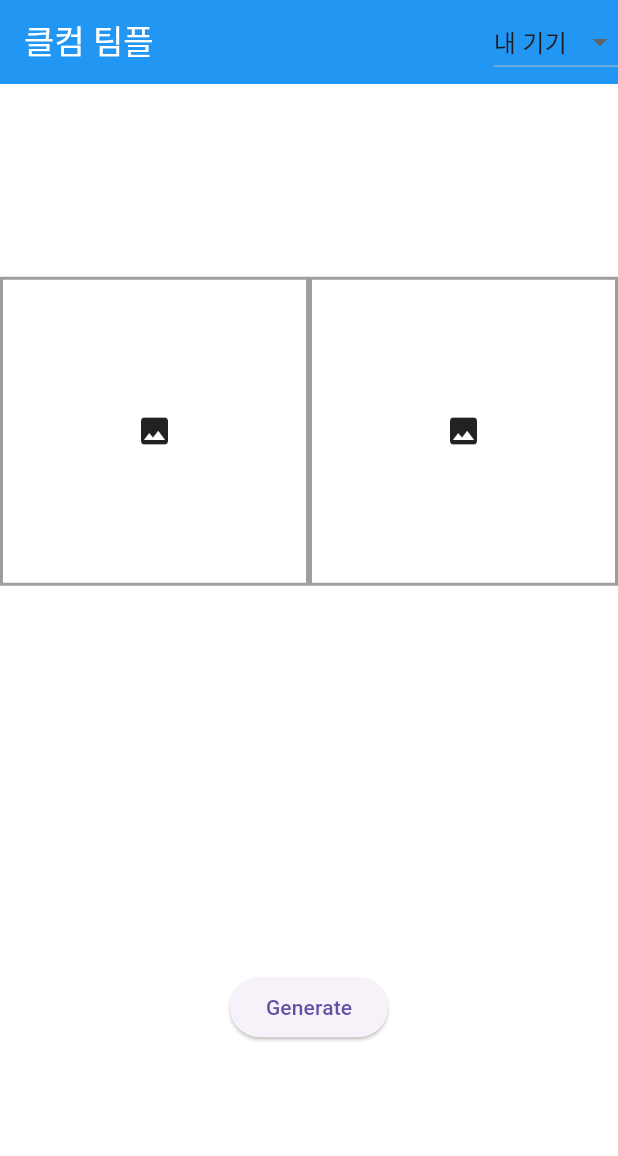
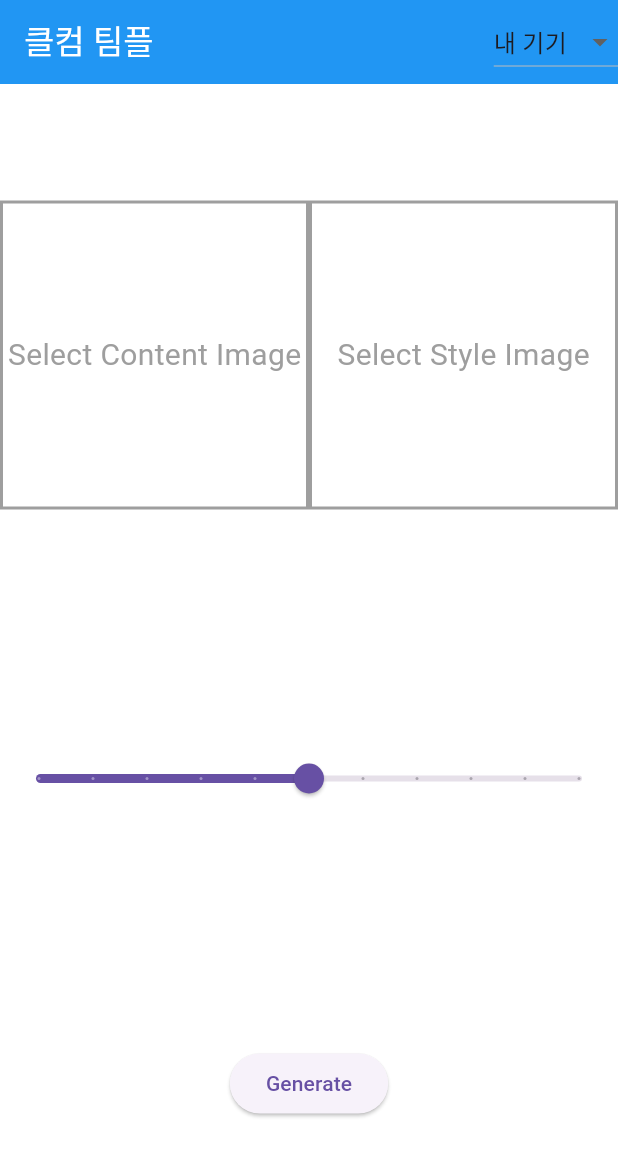
Before and after one commit to 2024-2-JBNU-Cloud-Computing-team9/front, a Flutter app: the screen it shows after launch, after a tap on "Generate", on a phone screen of 412 x 824 dp. Shown: the top 1156 px of the screen. Run offline on Flutter 3.47's test engine with Material 3 defaults, Android fonts, the phone set to English and light mode, and no system bars; our stand-ins replace dio, get, image_picker.

Commit message:
요청 성공

```diff
--- a/lib/pages/genPage.dart
+++ b/lib/pages/genPage.dart
@@ -1,9 +1,12 @@
+import 'dart:convert';
 import 'dart:io';
 
 import 'package:dio/dio.dart';
 import 'package:flutter/material.dart';
 import 'package:get/get.dart' hide FormData, MultipartFile;
+import 'package:http_parser/http_parser.dart';
 import 'package:image_picker/image_picker.dart';
+import 'package:http/http.dart' as http;
 
 class GenPage extends StatefulWidget {
   const GenPage({super.key});
@@ -17,6 +20,7 @@ class _GenPageState extends State<GenPage> {
   XFile? _sourceImage;
   XFile? _styleImage;
   final dio = Dio();
+  double alpha = 0.5;
 
   final _genMenu = ["내 기기","Lambda", "EC2"];
   String? _selectedMenu = '';
@@ -30,7 +34,7 @@ class _GenPageState extends State<GenPage> {
   }
 
   Future<void> _getSourceImage() async {
-    final XFile? image = await _picker.pickImage(source: ImageSource.gallery);
+    final XFile? image = await _picker.pickImage(source: ImageSource.gallery,);
     if(image != null){
       _sourceImage = image;
       setState(() {
@@ -40,7 +44,7 @@ class _GenPageState extends State<GenPage> {
   }
 
   Future<void> _getStyleImage() async {
-    final XFile? image = await _picker.pickImage(source: ImageSource.gallery);
+    final XFile? image = await _picker.pickImage(source: ImageSource.gallery,);
     if(image != null){
       _styleImage = image;
       setState(() {
@@ -49,21 +53,72 @@ class _GenPageState extends State<GenPage> {
     }
   }
 
-  Future<void> _genButtonClick()async{
-    dio.options.baseUrl = "https://xat9ent0p7.execute-api.us-east-1.amazonaws.com/stage";
-    dynamic styleData = _styleImage!.path;
-    dynamic sourceData = _sourceImage!.path;
-    dynamic type = _sourceImage!.runtimeType;
-    print("타입!!:$type");
+  /*Future<void> _genButtonClick() async {
+    dio.options.baseUrl = "http://3.210.19.76:8080";
+
+    if (_styleImage == null || _sourceImage == null) {
+      print('스타일 이미지와 콘텐츠 이미지를 모두 선택해주세요.');
+      return;
+    }
+
+    final styleData = _styleImage!.path;
+    final sourceData = _sourceImage!.path;
+
     final formData = FormData.fromMap({
-      "content_image": await MultipartFile.fromFile(sourceData),
-      "style_image": await MultipartFile.fromFile(styleData),
+      "content_image": await MultipartFile.fromFile(
+        sourceData,
+      ),
+      "style_image": await MultipartFile.fromFile(
+        styleData,
+      ),
     });
+
     try {
       final response = await dio.post('/images', data: formData);
-    }catch(e){
-      print('에러어어어어어어: $e');
+      print('업로드 성공: $response');
+    } on DioException catch (e) {
+      print('오류 발생: ${e.response?.statusCode}');
+      print('오류 내용: ${e.response?.data}');
     }
+  }*/
+
+  /*Future<void> _genButtonClick() async {
+    final url = Uri.parse('http://3.210.19.76:8080/images');
+    final request = http.MultipartRequest('POST', url)
+      ..files.add(await http.MultipartFile.fromPath('content_image', _sourceImage!.path))
+      ..files.add(await http.MultipartFile.fromPath('style_image', _styleImage!.path));
+
+    try {
+      final response = await request.send();
+      print("리스폰스!!!!:${response}");
+    } catch (e) {
+      print("에러!!!!!!!!!!: $e");
+    }
+
+  }*/
+
+  Future<void> _genButtonClick() async {
+    final url = Uri.parse('http://3.210.19.76:8080/images');
+
+    String source64 = base64Encode(await _sourceImage!.readAsBytes());
+    String style64 = base64Encode(await _styleImage!.readAsBytes());
+    Map data = {
+      'content_image': source64,
+      'style_image': style64,
+      'alpha':alpha,
+    };
+    var body = json.encode(data);
+
+    try {
+      final response = await http.post(url,
+          headers: {"Content-Type": "application/json"},
+          body: body
+      );
+      print("리스폰스!!!!:${response}");
+    } catch (e) {
+      print("에러!!!!!!!!!!: $e");
+    }
+
   }
 
 
@@ -114,7 +169,11 @@ class _GenPageState extends State<GenPage> {
                     )
                   ),
                   child: _sourceImage == null ?
-                      const Icon(Icons.image) :
+                      const Center(
+                          child: Text("Select Content Image",
+                            style: TextStyle(color: Colors.grey, fontSize: 20),
+                          )
+                      ) :
                       Image.file(File(_sourceImage!.path)),
 
                 ),
@@ -131,11 +190,28 @@ class _GenPageState extends State<GenPage> {
                       )
                   ),
                   child: _styleImage == null ?
-                  const Icon(Icons.image) :
+                  const Center(
+                      child: Text("Select Style Image",
+                        style: TextStyle(color: Colors.grey, fontSize: 20),
+                      )
+                  )  :
                   Image.file(File(_styleImage!.path)),
                 ),
               ),
             ],
+          ),
+
+
+          Slider(
+            value: alpha,
+            max: 1,
+            label: alpha.toString(),
+            divisions: 10,
+            onChanged: (value){
+              setState(() {
+                alpha = value;
+              });
+            },
           ),
 
           ElevatedButton(
--- a/pubspec.yaml
+++ b/pubspec.yaml
@@ -38,6 +38,8 @@ dependencies:
   get: ^4.6.6
   image_picker: ^1.1.2
   dio: ^5.7.0
+  http_parser: ^4.0.2
+  http: ^1.2.2
 
 dev_dependencies:
   flutter_test:
```
Also changed, not shown: pubspec.lock.
